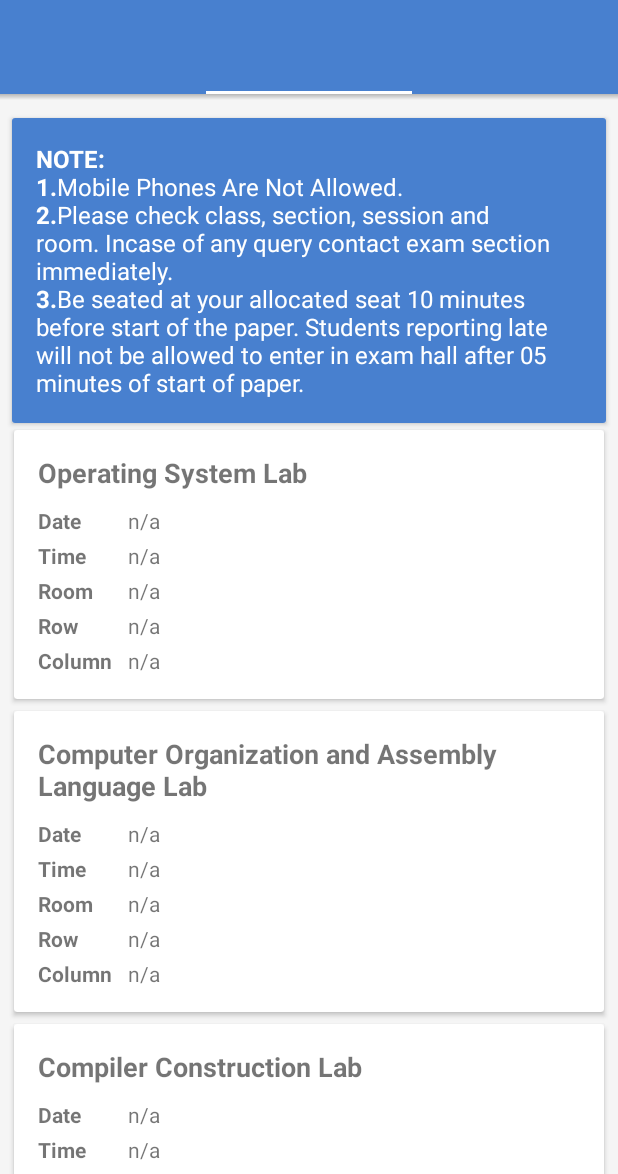
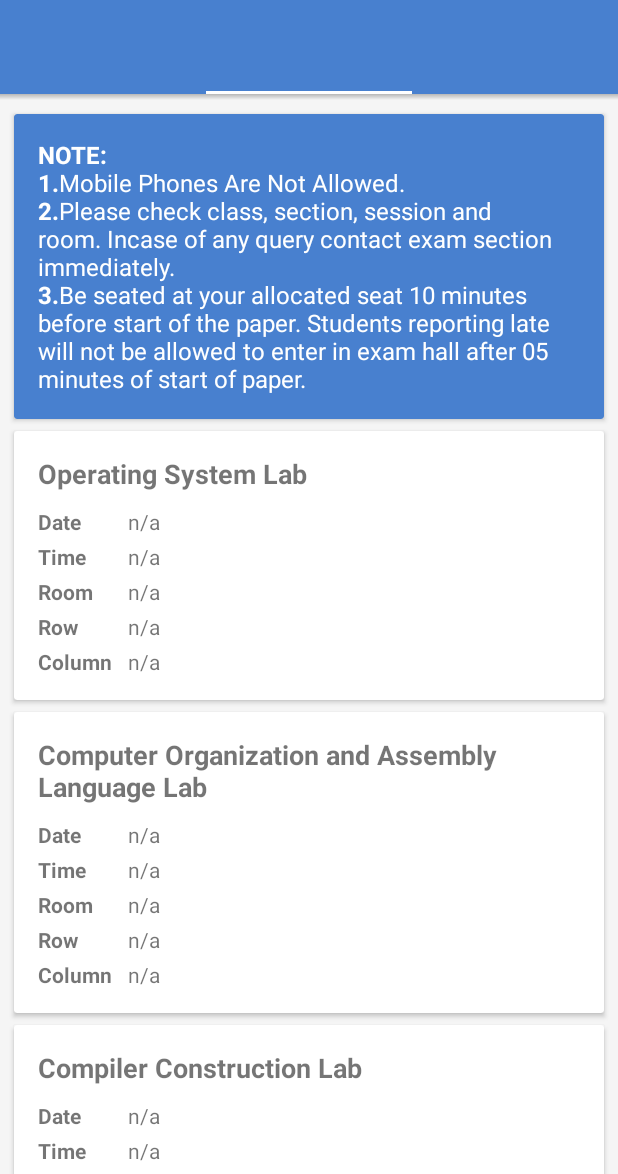
Before and after one commit to AhmedKhattak/BahriaUniversityStudentProfileGUI, an Android app: the screen it shows after launch (MainActivity), tab 2 chosen, on a phone screen of 412 x 824 dp, the part 62-1236 px from its top. Run offline under Robolectric (Android 15) with nearby library versions, the phone set to English and light mode, and no system bars; libraries missing offline, so code that uses them is left out: com.afollestad.materialdialogs, com.h6ah4i.android, com.mikepenz.community_material_typeface_library, com.mikepenz.fontawesome_typeface_library, com.mikepenz.iconics and 3 more; 24 statements that could not run were skipped.

Commit message:
Changed Margins

```diff
--- a/app/src/main/res/layout/note_header.xml
+++ b/app/src/main/res/layout/note_header.xml
@@ -4,15 +4,19 @@
     android:id="@+id/notecard"
     android:layout_width="match_parent"
     android:layout_height="wrap_content"
-    android:layout_marginLeft="8dp"
-    android:layout_marginRight="8dp"
-    android:layout_marginTop="8dp">
+    android:layout_marginLeft="7dp"
+    android:layout_marginRight="7dp"
+    android:layout_marginTop="2dp"
+    app:cardBackgroundColor="@color/primary"
+    app:cardPreventCornerOverlap="false"
+    app:cardUseCompatPadding="true"
+    >
 
     <RelativeLayout
         android:layout_width="match_parent"
         android:layout_height="wrap_content"
-        android:background="@color/primary"
-        android:padding="16dp">
+        android:layout_margin="16dp"
+       >
 
         <TextView
             android:id="@+id/note"
```
